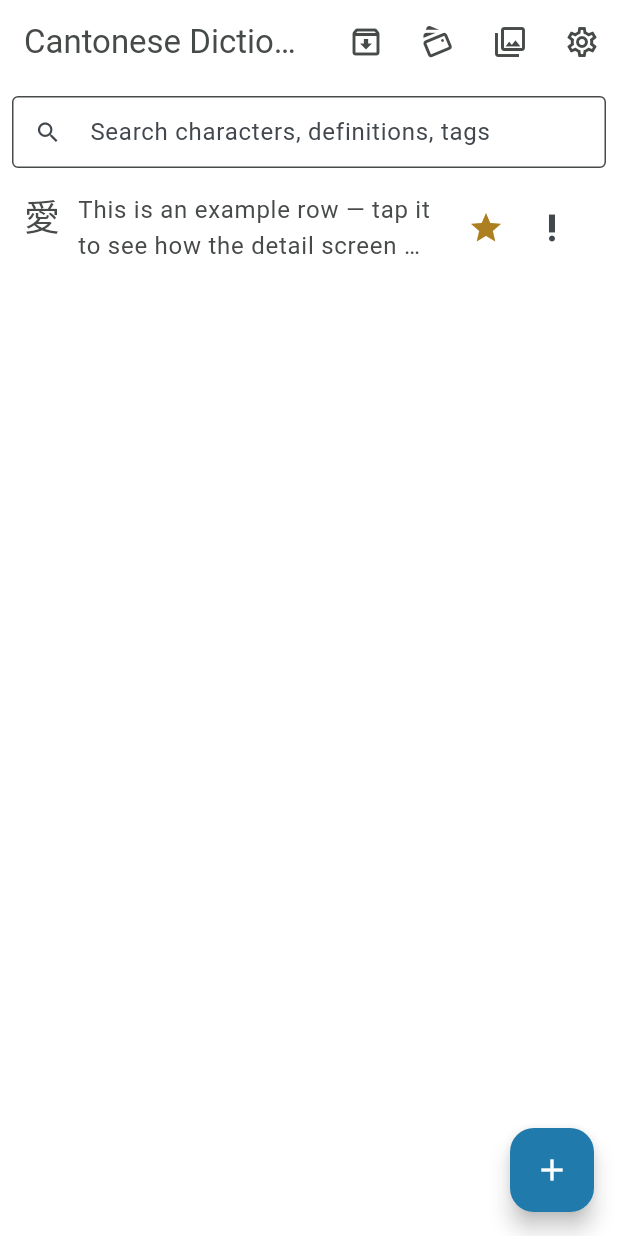
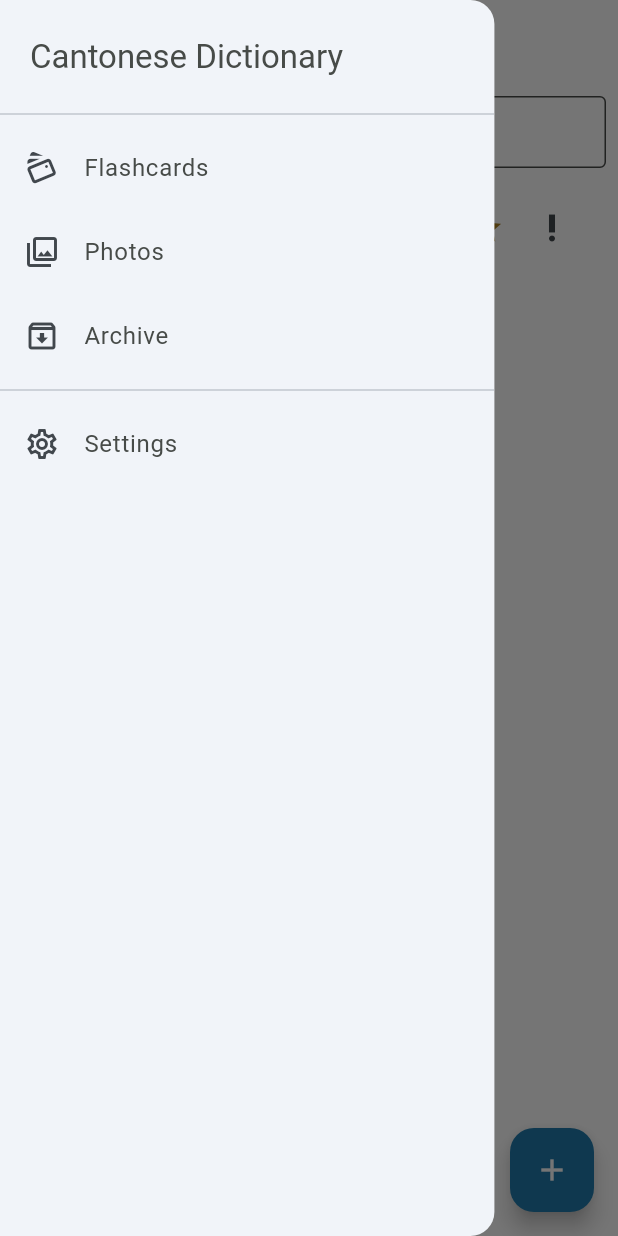
Before and after one commit to Diana-Cornescu/cantonese_dictionary, a Flutter app: the screen it shows after launch, with the side drawer open (before the commit the screen has no drawer), on a phone screen of 412 x 824 dp. Run offline on Flutter 3.47's test engine with Material 3 defaults, Android fonts, the phone set to English and light mode, and no system bars; our stand-ins replace drift, drift_flutter, file_picker, image_picker; accounts and stored records are empty; generated files the repository leaves out were written again.

Commit message:
Release 1.2.0: photo gallery, side menu, flashcard improvements
- Photos: camera or gallery, linked to several characters, optional note; Photos row on character screen + gallery (filters: unlinked only, search by character/definition/tag/note); included in backups
- Database schema version 2 (photos + photo_characters), automatic upgrade from version 1
- Side menu on the home screen: Flashcards, Photos, Archive, Settings
- Flashcards: drawing shown on the character side in both directions; 'Go to character screen' after revealing, Back returns to the same card
- Gallery Home button

```diff
--- a/lib/features/dictionary_list/dictionary_list_screen.dart
+++ b/lib/features/dictionary_list/dictionary_list_screen.dart
@@ -52,6 +52,65 @@ class _DictionaryListScreenState extends State<DictionaryListScreen> {
     }).toList();
   }
 
+  /// Opens [screen] from the side menu, closing the menu first.
+  void _openFromMenu(Widget screen) {
+    Navigator.pop(context); // close the menu
+    Navigator.push(context, MaterialPageRoute(builder: (_) => screen));
+  }
+
+  /// The side menu: takes up most of the screen width (capped on wide
+  /// screens like the laptop).
+  Widget _buildMenu(BuildContext context) {
+    final width = MediaQuery.of(context).size.width;
+    final menuWidth = (width * 0.8).clamp(0.0, 360.0);
+    return Drawer(
+      width: menuWidth,
+      child: SafeArea(
+        child: ListView(
+          children: [
+            Padding(
+              padding: const EdgeInsets.fromLTRB(20, 24, 20, 16),
+              child: Text(
+                'Cantonese Dictionary',
+                style: Theme.of(context).textTheme.titleLarge,
+              ),
+            ),
+            const Divider(),
+            ListTile(
+              // Rotated 90° clockwise, as on the old top-bar button.
+              leading: const RotatedBox(
+                quarterTurns: 1,
+                child: Icon(Icons.style_outlined),
+              ),
+              title: const Text('Flashcards'),
+              onTap: () =>
+                  _openFromMenu(FlashcardModeScreen(store: widget.store)),
+            ),
+            ListTile(
+              leading: const Icon(Icons.photo_library_outlined),
+              title: const Text('Photos'),
+              onTap: () => _openFromMenu(GalleryScreen(store: widget.store)),
+            ),
+            ListTile(
+              leading: const Icon(Icons.archive_outlined),
+              title: const Text('Archive'),
+              onTap: () => _openFromMenu(DictionaryListScreen(
+                store: widget.store,
+                isArchiveView: true,
+              )),
+            ),
+            const Divider(),
+            ListTile(
+              leading: const Icon(Icons.settings_outlined),
+              title: const Text('Settings'),
+              onTap: () => _openFromMenu(SettingsScreen(store: widget.store)),
+            ),
+          ],
+        ),
+      ),
+    );
+  }
+
   void _goHome() {
     Navigator.of(context).popUntil((route) => route.isFirst);
   }
@@ -75,58 +134,12 @@ class _DictionaryListScreenState extends State<DictionaryListScreen> {
                       onPressed: _goHome,
                     ),
                   ]
-                : [
-                    IconButton(
-                      tooltip: 'View archived',
-                      icon: const Icon(Icons.archive_outlined),
-                      onPressed: () => Navigator.push(
-                        context,
-                        MaterialPageRoute(
-                          builder: (_) => DictionaryListScreen(
-                            store: widget.store,
-                            isArchiveView: true,
-                          ),
-                        ),
-                      ),
-                    ),
-                    IconButton(
-                      tooltip: 'Flashcard mode',
-                      // Rotated 90° clockwise per feedback on the icon's
-                      // orientation.
-                      icon: const RotatedBox(
-                        quarterTurns: 1,
-                        child: Icon(Icons.style_outlined),
-                      ),
-                      onPressed: () => Navigator.push(
-                        context,
-                        MaterialPageRoute(
-                          builder: (_) =>
-                              FlashcardModeScreen(store: widget.store),
-                        ),
-                      ),
-                    ),
-                    IconButton(
-                      tooltip: 'Photos',
-                      icon: const Icon(Icons.photo_library_outlined),
-                      onPressed: () => Navigator.push(
-                        context,
-                        MaterialPageRoute(
-                          builder: (_) => GalleryScreen(store: widget.store),
-                        ),
-                      ),
-                    ),
-                    IconButton(
-                      tooltip: 'Settings',
-                      icon: const Icon(Icons.settings_outlined),
-                      onPressed: () => Navigator.push(
-                        context,
-                        MaterialPageRoute(
-                          builder: (_) => SettingsScreen(store: widget.store),
-                        ),
-                      ),
-                    ),
-                  ],
+                : null,
           ),
+          // Home screen only: a side menu (☰ at the top left) with every
+          // other area of the app. Replaces the row of icons in the top bar
+          // (2026-09-20). The archive view keeps its back arrow instead.
+          drawer: widget.isArchiveView ? null : _buildMenu(context),
           body: Column(
             children: [
               Padding(
--- a/pubspec.yaml
+++ b/pubspec.yaml
@@ -6,7 +6,7 @@ publish_to: 'none'
 # Version: MAJOR.MINOR.PATCH only (no "+N"). See "Versioning & releasing"
 # in docs/setup_manual.md (Phase 6). Android's internal build number is
 # calculated from this automatically in android/app/build.gradle.kts.
-version: 1.1.0
+version: 1.2.0
 
 environment:
   sdk: '>=3.0.0 <4.0.0'
```
Also changed, not shown: lib/features/flashcards/flashcard_mode_screen.dart (+39 -4 lines), lib/features/photos/gallery_screen.dart (+11 -1 lines), 5 other files.
